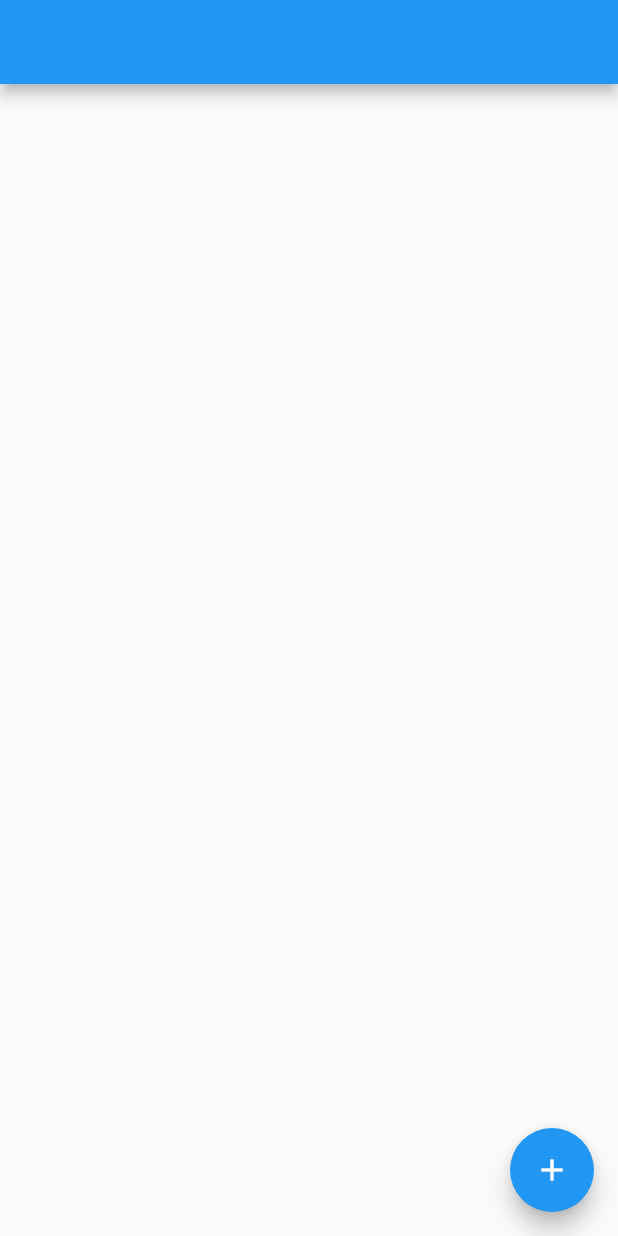
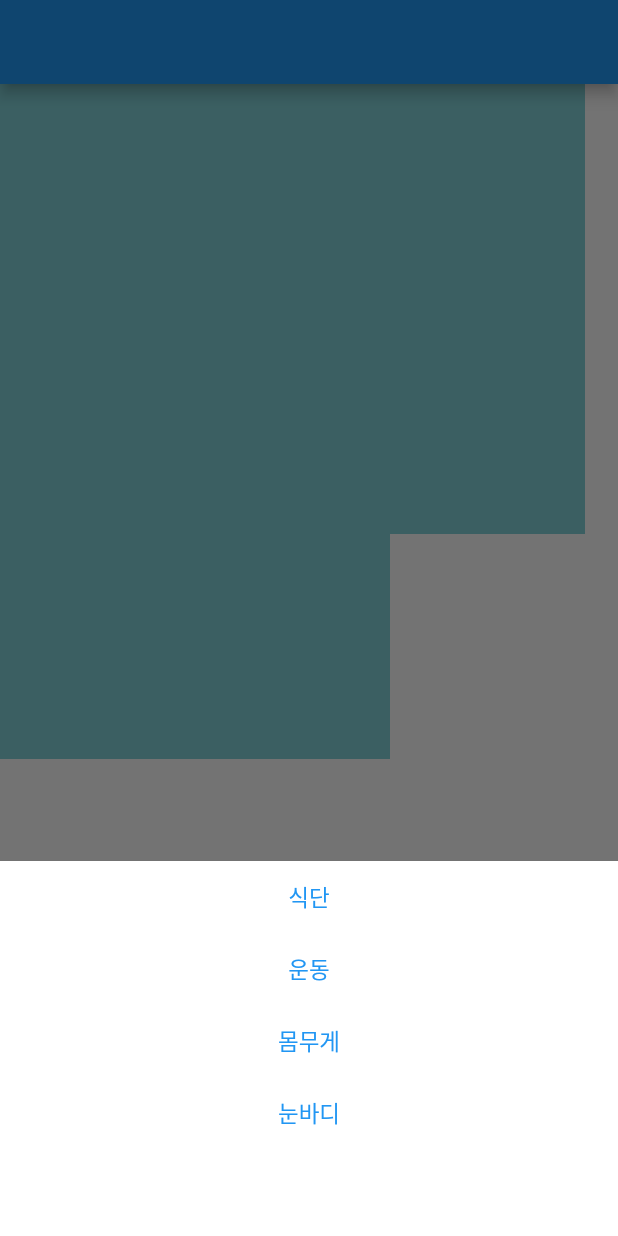
Before and after one commit to Bepo0328/eyes_in_body_app2, a Flutter app: the screen it shows after launch, after a tap on the "add" icon, on a phone screen of 412 x 824 dp. Run offline on Flutter 3.47's test engine with Material 2 defaults, Android fonts, the phone set to English and light mode, and no system bars; our stand-ins replace sqflite; missing offline and left inert: multi_image_picker2; accounts and stored records are empty.

Commit message:
EyesInBodyApp2: Create Food Record Page

```diff
--- a/lib/data/data.dart
+++ b/lib/data/data.dart
@@ -2,6 +2,7 @@ class Food {
   int? id;
   int? date;
   int? type;
+  int? meal;
   int? kcal;
   int? time;
   String? memo;
@@ -11,6 +12,7 @@ class Food {
     this.id,
     this.date,
     this.type,
+    this.meal,
     this.kcal,
     this.time,
     this.memo,
@@ -22,6 +24,7 @@ class Food {
       id: data['id'],
       date: data['date'],
       type: data['type'],
+      meal: data['meal'],
       kcal: data['kcal'],
       time: data['time'],
       memo: data['memo'],
@@ -34,6 +37,7 @@ class Food {
       'id': id,
       'date': date,
       'type': type,
+      'meal': meal,
       'kcal': kcal,
       'time': time,
       'memo': memo,
--- a/lib/data/database.dart
+++ b/lib/data/database.dart
@@ -41,6 +41,7 @@ class DatabaseHelper {
       id INTEGER PRIMARY KEY AUTOINCREMENT,
       date INTEGER DEFAULT 0,
       type INTEGER DEFAULT 0,
+      meal INTEGER DEFAULT 0,
       kcal INTEGER DEFAULT 0,
       time INTEGER DEFAULT 0,
       memo String,
--- a/lib/main.dart
+++ b/lib/main.dart
@@ -1,4 +1,9 @@
+import 'package:eyes_in_body_app2/data/data.dart';
+import 'package:eyes_in_body_app2/utils.dart';
+import 'package:eyes_in_body_app2/view/food.dart';
 import 'package:flutter/material.dart';
+import 'package:flutter_localizations/flutter_localizations.dart';
+import 'style.dart';
 
 void main() {
   runApp(const MyApp());
@@ -6,14 +11,21 @@ void main() {
 
 class MyApp extends StatelessWidget {
   const MyApp({Key? key}) : super(key: key);
+
   @override
   Widget build(BuildContext context) {
     return MaterialApp(
       title: 'Eyes InBody App',
       theme: ThemeData(
+        fontFamily: 'NotoSansKR',
         primarySwatch: Colors.blue,
       ),
       home: const MyHomePage(),
+      localizationsDelegates: const [
+        GlobalMaterialLocalizations.delegate,
+        GlobalWidgetsLocalizations.delegate,
+      ],
+      supportedLocales: const [Locale('ko', 'KR')],
     );
   }
 }
@@ -26,14 +38,153 @@ class MyHomePage extends StatefulWidget {
 }
 
 class _MyHomePageState extends State<MyHomePage> {
+  int currentIndex = 0;
+
   @override
   Widget build(BuildContext context) {
     return Scaffold(
       appBar: AppBar(),
-      body: Center(),
+      body: getPage(),
       floatingActionButton: FloatingActionButton(
-        onPressed: () {},
+        onPressed: () {
+          showModalBottomSheet(
+            context: context,
+            backgroundColor: bgColor,
+            builder: (ctx) {
+              return SizedBox(
+                height: 250.0,
+                child: Column(
+                  children: [
+                    TextButton(
+                      onPressed: () async {
+                        await Navigator.push(
+                          context,
+                          MaterialPageRoute(
+                            builder: (ctx) => FoodAddPage(
+                              food: Food(
+                                date: Utils.getFormTime(DateTime.now()),
+                                type: 0,
+                                meal: 0,
+                                kcal: 0,
+                                time: 1130,
+                                memo: '',
+                                image: '',
+                              ),
+                            ),
+                          ),
+                        );
+                      },
+                      child: const Text('식단'),
+                    ),
+                    TextButton(
+                      onPressed: () {},
+                      child: const Text('운동'),
+                    ),
+                    TextButton(
+                      onPressed: () {},
+                      child: const Text('몸무게'),
+                    ),
+                    TextButton(
+                      onPressed: () {},
+                      child: const Text('눈바디'),
+                    ),
+                  ],
+                ),
+              );
+            },
+          );
+        },
         child: const Icon(Icons.add),
+      ),
+      bottomNavigationBar: BottomNavigationBar(
+        onTap: (idx) {
+          setState(() {
+            currentIndex = idx;
+          });
+        },
+        type: BottomNavigationBarType.fixed,
+        items: const [
+          BottomNavigationBarItem(
+            icon: Icon(Icons.home),
+            label: '오늘',
+          ),
+          BottomNavigationBarItem(
+            icon: Icon(Icons.calendar_today),
+            label: '기록',
+          ),
+          BottomNavigationBarItem(
+            icon: Icon(Icons.show_chart),
+            label: '몸무게',
+          ),
+          BottomNavigationBarItem(
+            icon: Icon(Icons.bar_chart),
+            label: '통계',
+          ),
+        ],
+      ),
+    );
+  }
+
+  Widget getPage() {
+    if (currentIndex == 0) {
+      return getHomeWidget(DateTime.now());
+    } else {
+      return Container();
+    }
+  }
+
+  Widget getHomeWidget(DateTime date) {
+    return Container(
+      child: Column(
+        children: [
+          Container(
+            height: cardSize + 20,
+            child: ListView.builder(
+              itemBuilder: (ctx, idx) {
+                return Container(
+                  height: cardSize,
+                  width: cardSize,
+                  color: mainColor,
+                );
+              },
+              itemCount: 3,
+              scrollDirection: Axis.horizontal,
+            ),
+          ),
+          Container(
+            height: cardSize + 20,
+            child: ListView.builder(
+              itemBuilder: (ctx, idx) {
+                return Container(
+                  height: cardSize,
+                  width: cardSize,
+                  color: mainColor,
+                );
+              },
+              itemCount: 3,
+              scrollDirection: Axis.horizontal,
+            ),
+          ),
+          Container(
+            height: cardSize + 20,
+            child: ListView.builder(
+              itemBuilder: (ctx, idx) {
+                if (idx == 0) {
+                  // 몸무게
+                } else {
+                  // 눈바디
+                }
+                return Container(
+                  height: cardSize,
+                  width: cardSize,
+                  color: mainColor,
+                );
+              },
+              itemCount: 2,
+              scrollDirection: Axis.horizontal,
+            ),
+          ),
+        ],
       ),
     );
   }
--- /dev/null
+++ b/lib/style.dart
@@ -0,0 +1,8 @@
+import 'package:flutter/material.dart';
+
+Color mainColor = const Color(0xFF81D0D6);
+Color bgColor = Colors.white;
+Color iBgColor = Colors.grey.withOpacity(0.1);
+Color txtColor = Colors.black;
+Color iTxtColor = Colors.black38;
+double cardSize = 130.0;
--- a/lib/utils.dart
+++ b/lib/utils.dart
@@ -1,3 +1,7 @@
+
+List<String> mealTime = ['아침', '점심', '저녁', '간식'];
+List<String> mealType = ['균형잡힌', '단백질', '탄수화물', '지방', '치팅'];
+
 class Utils {
   static String makeTwoDigit(int number) {
     return number.toString().padLeft(2, '0');
```
Also changed, not shown: lib/view/food.dart (added, +269 -0 lines), pubspec.yaml (+15 -4 lines), assets/img/0.png (added), assets/img/1.png (added), assets/img/2.png (added), assets/img/3.png (added), assets/img/body.png (added), assets/img/food.png (added), assets/img/workout.png (added), pubspec.lock, 7 other files.
